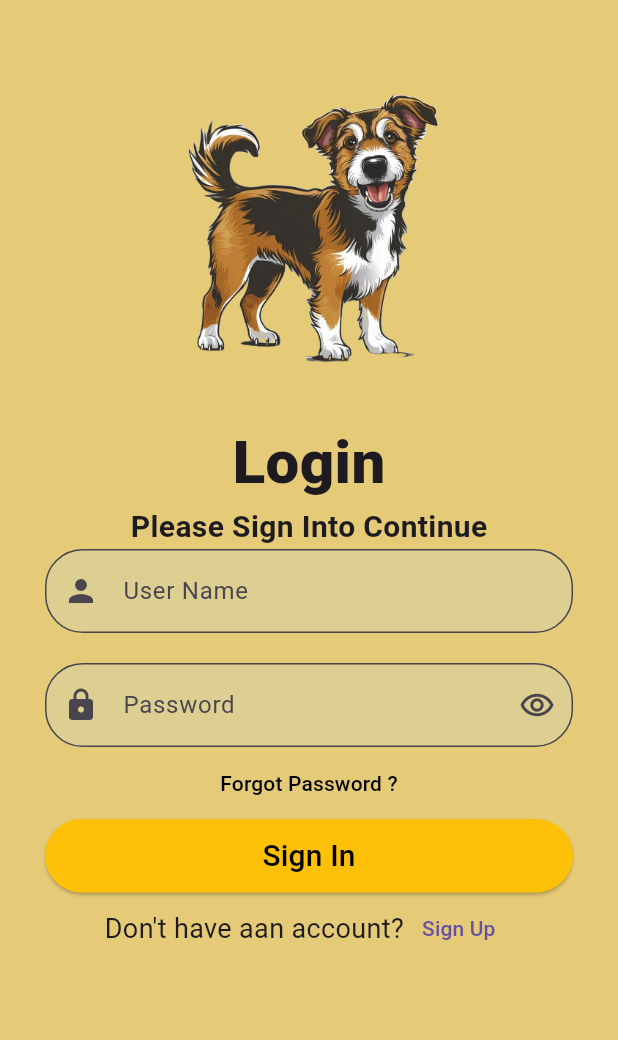
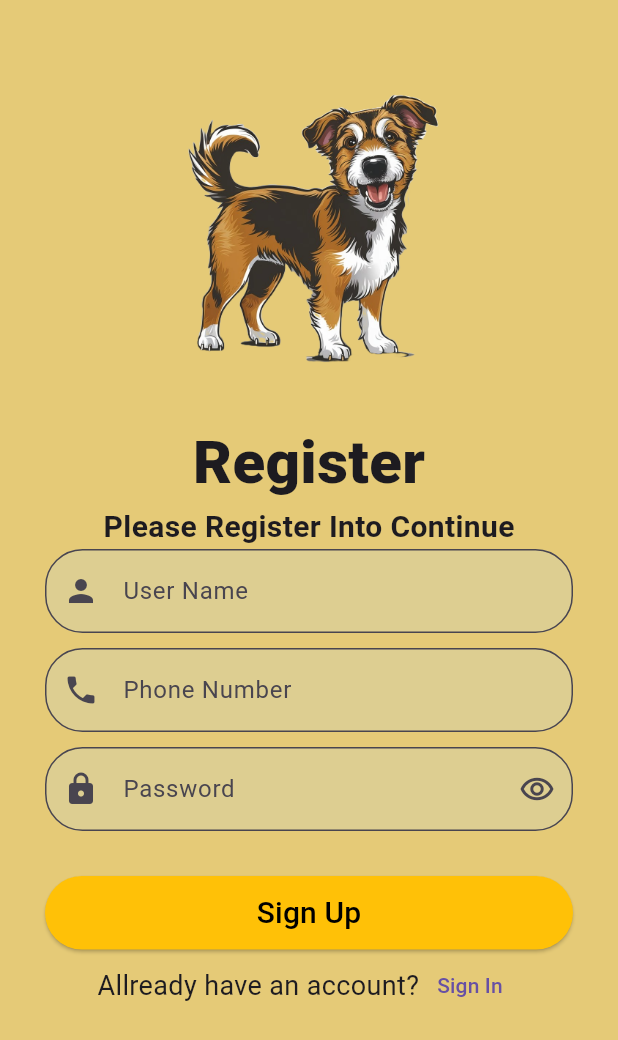
Before and after one commit to Dileesha-Lakshan07/capstone_project, a Flutter app: the screen it shows after launch, on a phone screen of 412 x 824 dp. Shown: the top 1040 px of the screen. Run offline on Flutter 3.47's test engine with Material 3 defaults, Android fonts, the phone set to English and light mode, and no system bars.

Commit message:
Arrange class and files clearly.

```diff
--- a/dileesha/frontend/lib/main.dart
+++ b/dileesha/frontend/lib/main.dart
@@ -13,7 +13,7 @@ class MyApp extends StatelessWidget {
   Widget build(BuildContext context) {
     return const MaterialApp(
       title: "my app",
-      home: login(),
+      home: signUp(),
     );
   }
 }
--- a/dileesha/frontend/lib/signUp.dart
+++ b/dileesha/frontend/lib/signUp.dart
@@ -20,7 +20,7 @@ class _signUpState extends State<signUp> {
               _header(context),
               _inputFeild(context),
               _elevateButton(context),
-              _signUp(context),
+              _signIn(context),
             ]
         ),
       ),
@@ -126,7 +126,7 @@ class _signUpState extends State<signUp> {
     );
   }
 
-  _signUp(context){
+  _signIn(context){
     return Row(
       mainAxisAlignment: MainAxisAlignment.center,
       children: <Widget>[
```
